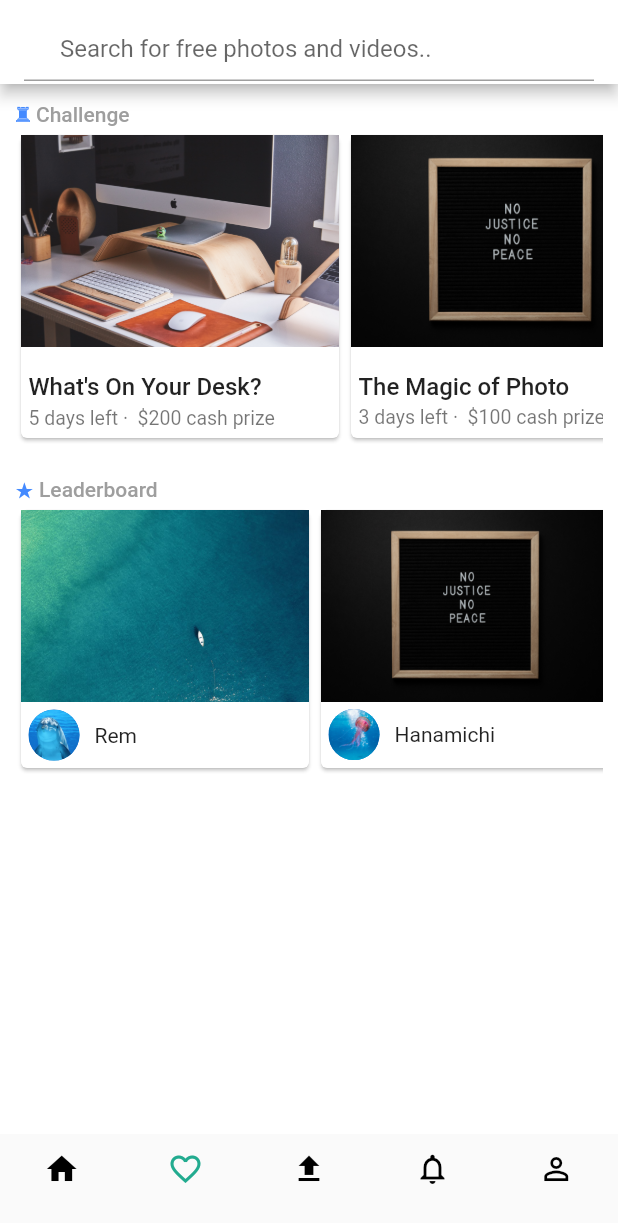
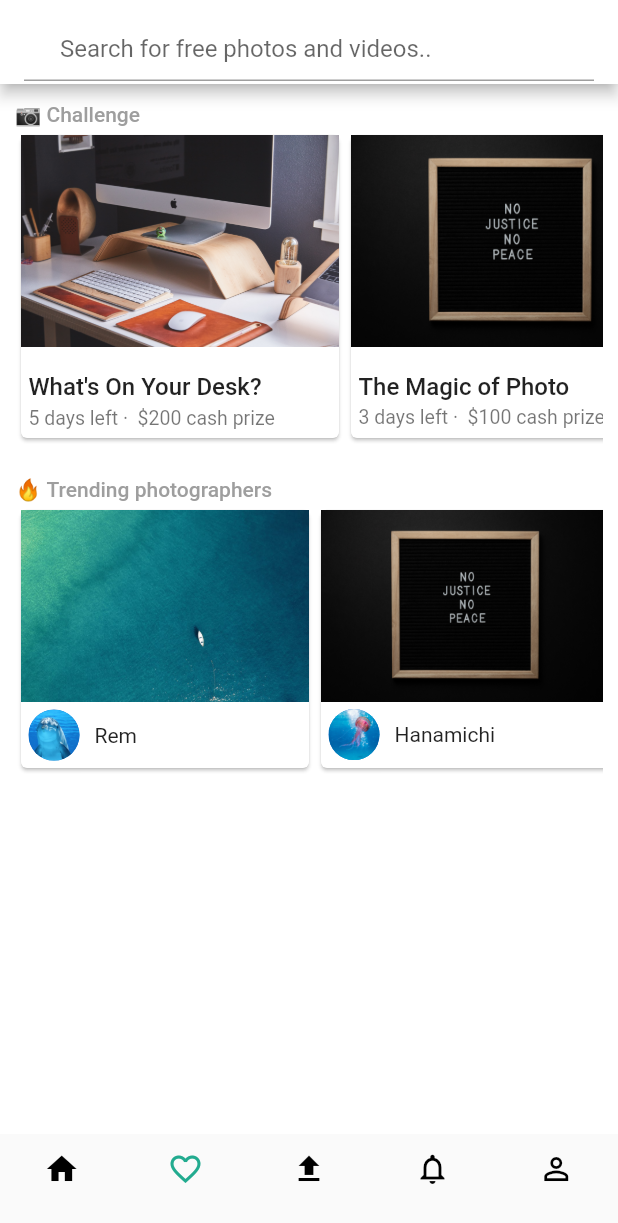
Before and after one commit to nguyentuyetnhungpht/ImageApp, a Flutter app: the screen it shows after launch, item 2 of the bottom bar chosen, on a phone screen of 412 x 824 dp. Shown: the top 1223 px of the screen. Run offline on Flutter 3.47's test engine with Material 2 defaults, Android fonts, the phone set to English and light mode, and no system bars; missing offline and left inert: dart:ffi.

Commit message:
Update ListPage.dart

```diff
--- a/lib/ListPage.dart
+++ b/lib/ListPage.dart
@@ -156,7 +156,7 @@ class _ListPageState extends State<ListPage>
                   child: ListView(
                     padding: EdgeInsets.zero,
                     children: <Widget>[
-                      Title('Challenge', '♜ '),
+                      Title('Challenge', '📷 '),
                       Container(
                           margin: EdgeInsets.only(
                               left: 10.0, right: 10.0, bottom: 10.0, top: 0.0),
@@ -179,7 +179,7 @@ class _ListPageState extends State<ListPage>
                                   ]),
                                 ),
                               ])),
-                      Title('Leaderboard', '★ '),
+                      Title('Trending photographers', '🔥 '),
                       Container(
                           margin: EdgeInsets.only(
                               left: 10.0, right: 10.0, bottom: 10.0, top: 0.0),
```
